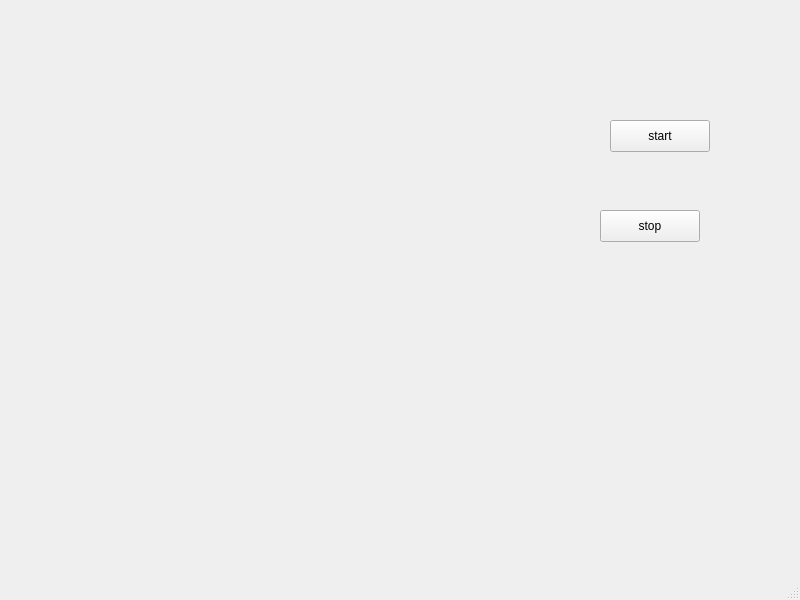
Qt form mainwindow.ui (triplq/Casino) before a commit.
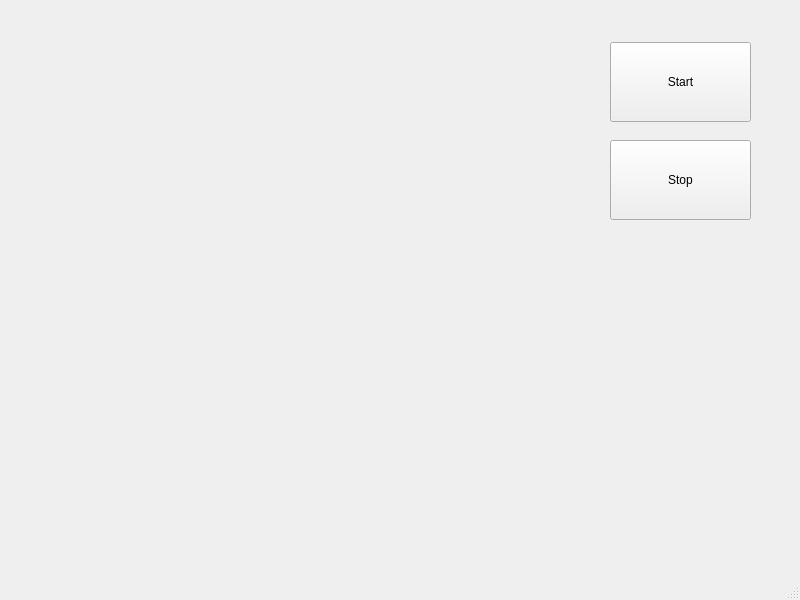
The same form after that commit.

```diff
--- a/mainwindow.ui
+++ b/mainwindow.ui
@@ -10,35 +10,59 @@
     <height>600</height>
    </rect>
   </property>
+  <property name="minimumSize">
+   <size>
+    <width>800</width>
+    <height>600</height>
+   </size>
+  </property>
+  <property name="maximumSize">
+   <size>
+    <width>800</width>
+    <height>600</height>
+   </size>
+  </property>
   <property name="windowTitle">
    <string>MainWindow</string>
   </property>
   <widget class="QWidget" name="centralwidget">
-   <widget class="QPushButton" name="startButton">
+   <widget class="QWidget" name="layoutWidget">
     <property name="geometry">
      <rect>
       <x>610</x>
-      <y>120</y>
-      <width>100</width>
-      <height>32</height>
+      <y>30</y>
+      <width>141</width>
+      <height>202</height>
      </rect>
     </property>
+    <layout class="QVBoxLayout" name="verticalLayout">
+     <item>
+      <widget class="QPushButton" name="startButton">
+       <property name="minimumSize">
+        <size>
+         <width>0</width>
+         <height>80</height>
+        </size>
+       </property>
     <property name="text">
-     <string>start</string>
-    </property>
-   </widget>
+        <string>Start</string>
+       </property>
+      </widget>
+     </item>
+     <item>
    <widget class="QPushButton" name="stopButton">
-    <property name="geometry">
-     <rect>
-      <x>600</x>
-      <y>210</y>
-      <width>100</width>
-      <height>32</height>
-     </rect>
+       <property name="minimumSize">
+        <size>
+         <width>0</width>
+         <height>80</height>
+        </size>
     </property>
     <property name="text">
-     <string>stop</string>
-    </property>
+        <string>Stop</string>
+       </property>
+      </widget>
+     </item>
+    </layout>
    </widget>
   </widget>
   <widget class="QMenuBar" name="menubar">
```
Lines whose indentation alone changed are shown as unchanged.
